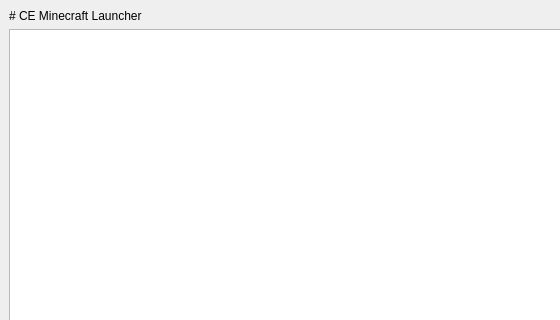
This is res/CEMCL.ui in constant-e/CEMCL as Qt 5 draws it before an edit; both pictures show x 0 to 560 and y 0 to 320 of the 900 by 600 pixel window. The edited form follows.
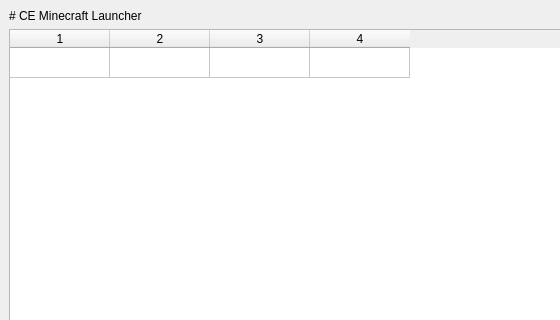
This is the edited form.

```diff
--- a/res/CEMCL.ui
+++ b/res/CEMCL.ui
@@ -138,15 +138,16 @@
       <property name="selectionBehavior">
        <enum>QAbstractItemView::SelectRows</enum>
       </property>
+      <property name="rowCount">
+       <number>1</number>
+      </property>
       <property name="columnCount">
        <number>4</number>
       </property>
-      <attribute name="horizontalHeaderVisible">
-       <bool>false</bool>
-      </attribute>
       <attribute name="verticalHeaderVisible">
        <bool>false</bool>
       </attribute>
+      <row/>
       <column/>
       <column/>
       <column/>
```
Left out of the diff: 4 changed lines with no effect on the pictures.
